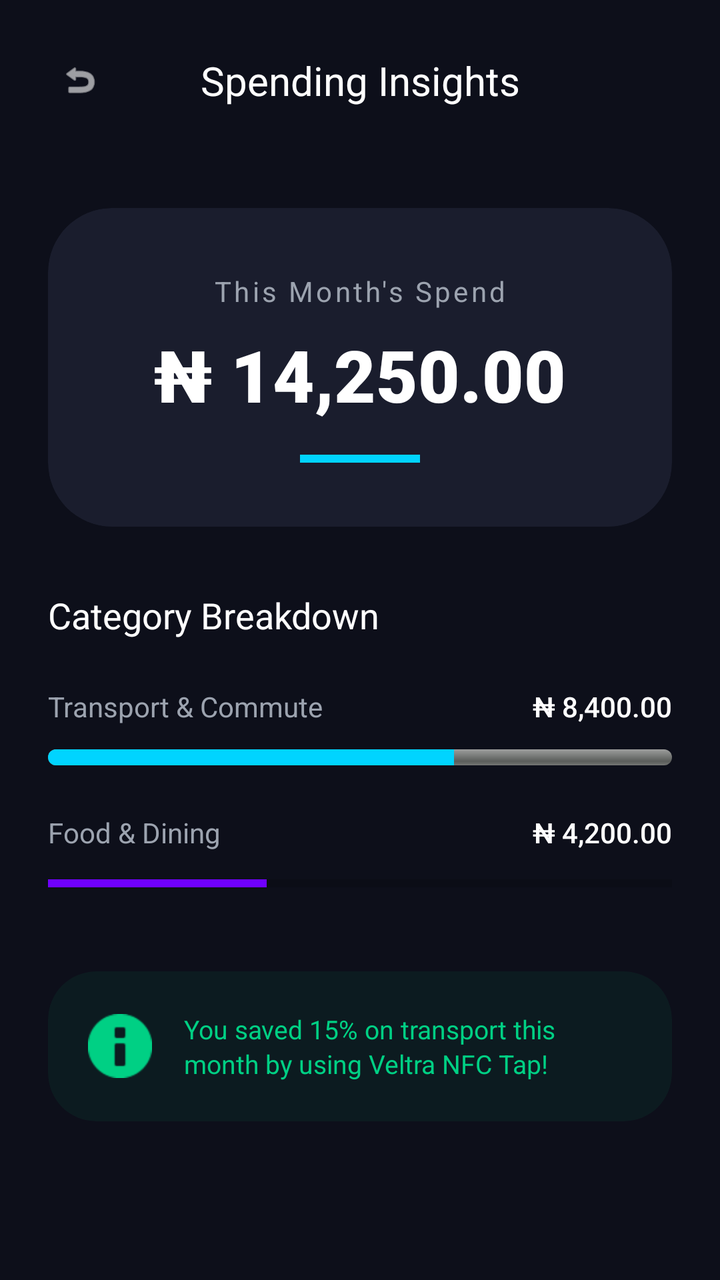
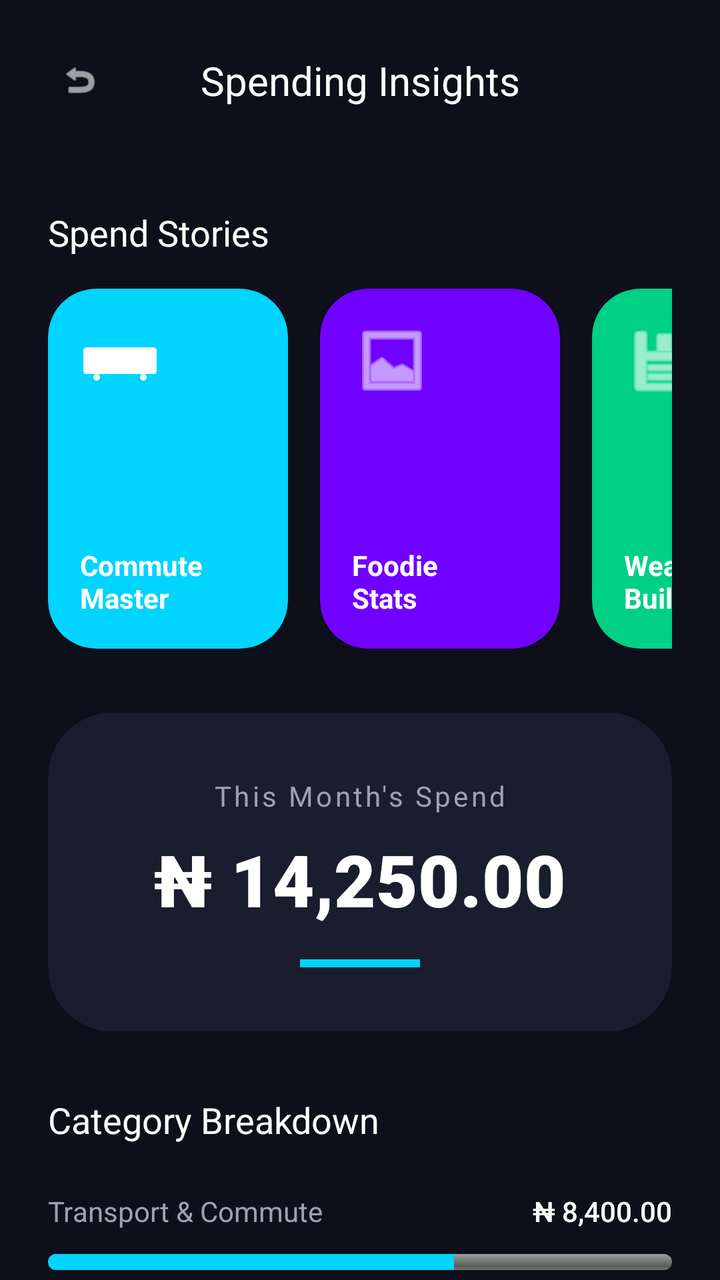

An Android layout rendered at two revisions. The XML below is the earlier revision; the diff shows what the commit changed to produce the second picture.
<!-- AndroidManifest.xml: application theme Theme.VELTRA -->
<!-- res/layout/activity_veltra_analytics.xml -->
<?xml version="1.0" encoding="utf-8"?>
<androidx.constraintlayout.widget.ConstraintLayout xmlns:android="http://schemas.android.com/apk/res/android"
    xmlns:app="http://schemas.android.com/apk/res-auto"
    android:layout_width="match_parent"
    android:layout_height="match_parent"
    android:background="@color/background_dark">

    
    <androidx.constraintlayout.widget.ConstraintLayout
        android:id="@+id/header"
        android:layout_width="match_parent"
        android:layout_height="wrap_content"
        android:padding="20dp"
        app:layout_constraintTop_toTopOf="parent">

        <ImageView
            android:id="@+id/backBtn"
            android:layout_width="40dp"
            android:layout_height="40dp"
            android:padding="10dp"
            android:src="@android:drawable/ic_menu_revert"
            app:tint="@color/white"
            app:layout_constraintStart_toStartOf="parent"
            app:layout_constraintTop_toTopOf="parent"
            app:layout_constraintBottom_toBottomOf="parent"
            android:contentDescription="@string/cancel" />

        <TextView
            android:layout_width="wrap_content"
            android:layout_height="wrap_content"
            android:text="Spending Insights"
            android:textColor="@color/white"
            android:textSize="20sp"
            android:fontFamily="sans-serif-bold"
            app:layout_constraintStart_toStartOf="parent"
            app:layout_constraintEnd_toEndOf="parent"
            app:layout_constraintTop_toTopOf="parent"
            app:layout_constraintBottom_toBottomOf="parent" />

    </androidx.constraintlayout.widget.ConstraintLayout>

    <androidx.core.widget.NestedScrollView
        android:layout_width="match_parent"
        android:layout_height="0dp"
        app:layout_constraintTop_toBottomOf="@id/header"
        app:layout_constraintBottom_toBottomOf="parent">

        <LinearLayout
            android:layout_width="match_parent"
            android:layout_height="wrap_content"
            android:orientation="vertical"
            android:padding="24dp">

            
            <androidx.cardview.widget.CardView
                android:layout_width="match_parent"
                android:layout_height="wrap_content"
                app:cardCornerRadius="32dp"
                app:cardElevation="0dp"
                app:cardBackgroundColor="@color/surface_dark"
                android:layout_marginBottom="32dp">
                <LinearLayout
                    android:layout_width="match_parent"
                    android:layout_height="wrap_content"
                    android:orientation="vertical"
                    android:gravity="center"
                    android:padding="32dp">

                    <TextView
                        android:layout_width="wrap_content"
                        android:layout_height="wrap_content"
                        android:text="This Month's Spend"
                        android:textColor="@color/text_secondary"
                        android:textSize="14sp"
                        android:letterSpacing="0.1" />

                    <TextView
                        android:id="@+id/monthlyTotal"
                        android:layout_width="wrap_content"
                        android:layout_height="wrap_content"
                        android:text="₦ 14,250.00"
                        android:textColor="@color/white"
                        android:textSize="36sp"
                        android:fontFamily="sans-serif-black"
                        android:layout_marginTop="8dp" />

                    <View
                        android:layout_width="60dp"
                        android:layout_height="4dp"
                        android:background="@color/veltra_primary"
                        android:layout_marginTop="16dp" />
                </LinearLayout>
            </androidx.cardview.widget.CardView>

            <TextView
                android:layout_width="wrap_content"
                android:layout_height="wrap_content"
                android:text="Category Breakdown"
                android:textColor="@color/white"
                android:textSize="18sp"
                android:fontFamily="sans-serif-bold"
                android:layout_marginBottom="24dp" />

            
            <LinearLayout
                android:layout_width="match_parent"
                android:layout_height="wrap_content"
                android:orientation="vertical"
                android:layout_marginBottom="24dp">
                <LinearLayout
                    android:layout_width="match_parent"
                    android:layout_height="wrap_content"
                    android:orientation="horizontal">
                    <TextView
                        android:layout_width="0dp"
                        android:layout_weight="1"
                        android:layout_height="wrap_content"
                        android:text="Transport &amp; Commute"
                        android:textColor="@color/text_secondary"
                        android:textSize="14sp" />
                    <TextView
                        android:layout_width="wrap_content"
                        android:layout_height="wrap_content"
                        android:text="₦ 8,400.00"
                        android:textColor="@color/white"
                        android:fontFamily="sans-serif-medium" />
                </LinearLayout>
                <ProgressBar
                    style="?android:attr/progressBarStyleHorizontal"
                    android:layout_width="match_parent"
                    android:layout_height="8dp"
                    android:progress="65"
                    android:layout_marginTop="12dp"
                    android:progressDrawable="@android:drawable/progress_horizontal"
                    android:progressTint="@color/veltra_primary" />
            </LinearLayout>

            
            <LinearLayout
                android:layout_width="match_parent"
                android:layout_height="wrap_content"
                android:orientation="vertical"
                android:layout_marginBottom="24dp">
                <LinearLayout
                    android:layout_width="match_parent"
                    android:layout_height="wrap_content"
                    android:orientation="horizontal">
                    <TextView
                        android:layout_width="0dp"
                        android:layout_weight="1"
                        android:layout_height="wrap_content"
                        android:text="Food &amp; Dining"
                        android:textColor="@color/text_secondary"
                        android:textSize="14sp" />
                    <TextView
                        android:layout_width="wrap_content"
                        android:layout_height="wrap_content"
                        android:text="₦ 4,200.00"
                        android:textColor="@color/white"
                        android:fontFamily="sans-serif-medium" />
                </LinearLayout>
                <ProgressBar
                    style="?android:attr/progressBarStyleHorizontal"
                    android:layout_width="match_parent"
                    android:layout_height="8dp"
                    android:progress="35"
                    android:layout_marginTop="12dp"
                    android:progressTint="@color/veltra_secondary" />
            </LinearLayout>

            
            <androidx.cardview.widget.CardView
                android:layout_width="match_parent"
                android:layout_height="wrap_content"
                app:cardCornerRadius="24dp"
                app:cardElevation="0dp"
                app:cardBackgroundColor="#1000D084"
                android:layout_marginTop="16dp">
                <LinearLayout
                    android:layout_width="match_parent"
                    android:layout_height="wrap_content"
                    android:orientation="horizontal"
                    android:padding="20dp"
                    android:gravity="center_vertical">
                    <ImageView
                        android:layout_width="32dp"
                        android:layout_height="32dp"
                        android:src="@android:drawable/ic_dialog_info"
                        app:tint="@color/veltra_success" />
                    <TextView
                        android:layout_width="match_parent"
                        android:layout_height="wrap_content"
                        android:layout_marginStart="16dp"
                        android:text="You saved 15% on transport this month by using Veltra NFC Tap!"
                        android:textColor="@color/veltra_success"
                        android:textSize="13sp"
                        android:lineSpacingExtra="2dp" />
                </LinearLayout>
            </androidx.cardview.widget.CardView>

        </LinearLayout>
    </androidx.core.widget.NestedScrollView>

</androidx.constraintlayout.widget.ConstraintLayout>
<!-- resources referenced by this layout -->
<resources>
  <color name="background_dark">#0D0F1A</color>
  <color name="surface_dark">#1A1D2D</color>
  <color name="text_secondary">#9CA3AF</color>
  <color name="veltra_primary">#00D4FF</color>
  <color name="veltra_secondary">#7000FF</color>
  <color name="veltra_success">#00D084</color>
  <color name="white">#FFFFFF</color>
  <string name="cancel">Cancel</string>
  <style name="Theme.VELTRA" parent="Theme.MaterialComponents.DayNight.NoActionBar">
          
          <item name="colorPrimary">@color/veltra_primary</item>
          <item name="colorPrimaryVariant">@color/veltra_secondary</item>
          <item name="colorOnPrimary">@color/white</item>
          
          <item name="colorSecondary">@color/veltra_secondary</item>
          <item name="colorSecondaryVariant">@color/veltra_secondary</item>
          <item name="colorOnSecondary">@color/white</item>
          
          <item name="android:statusBarColor">?attr/colorSurface</item>
          <item name="android:windowLightStatusBar">true</item>
          
          <item name="android:windowBackground">@color/background_themed</item>
          <item name="colorSurface">@color/surface_themed</item>
          <item name="android:textColorPrimary">@color/text_themed_primary</item>
      </style>
  <color name="background_themed">@color/background_light</color>
  <color name="surface_themed">@color/surface_light</color>
  <color name="text_themed_primary">@color/black</color>
  <color name="background_light">#F8F9FA</color>
  <color name="surface_light">#FFFFFF</color>
  <color name="black">#000000</color>
</resources>

<!-- the commit's change to res/layout/activity_veltra_analytics.xml (unified diff, before → after) -->
@@ -52,6 +52,105 @@
             android:padding="24dp">
 
             
+            <TextView
+                android:layout_width="wrap_content"
+                android:layout_height="wrap_content"
+                android:text="Spend Stories"
+                android:textColor="@color/white"
+                android:textSize="18sp"
+                android:fontFamily="sans-serif-bold"
+                android:layout_marginBottom="16dp" />
+
+            <HorizontalScrollView
+                android:layout_width="match_parent"
+                android:layout_height="wrap_content"
+                android:scrollbars="none"
+                android:layout_marginBottom="32dp">
+                <LinearLayout
+                    android:layout_width="wrap_content"
+                    android:layout_height="wrap_content"
+                    android:orientation="horizontal">
+
+                    
+                    <androidx.cardview.widget.CardView
+                        android:layout_width="120dp"
+                        android:layout_height="180dp"
+                        android:layout_marginEnd="16dp"
+                        app:cardCornerRadius="24dp"
+                        app:cardBackgroundColor="@color/veltra_primary">
+                        <RelativeLayout
+                            android:layout_width="match_parent"
+                            android:layout_height="match_parent"
+                            android:padding="16dp">
+                            <ImageView
+                                android:layout_width="40dp"
+                                android:layout_height="40dp"
+                                android:src="@drawable/ic_bus_modern"
+                                app:tint="@color/white" />
+                            <TextView
+                                android:layout_width="wrap_content"
+                                android:layout_height="wrap_content"
+                                android:text="Commute\nMaster"
+                                android:textColor="@color/white"
+                                android:textStyle="bold"
+                                android:layout_alignParentBottom="true" />
+                        </RelativeLayout>
+                    </androidx.cardview.widget.CardView>
+
+                    
+                    <androidx.cardview.widget.CardView
+                        android:layout_width="120dp"
+                        android:layout_height="180dp"
+                        android:layout_marginEnd="16dp"
+                        app:cardCornerRadius="24dp"
+                        app:cardBackgroundColor="@color/veltra_secondary">
+                        <RelativeLayout
+                            android:layout_width="match_parent"
+                            android:layout_height="match_parent"
+                            android:padding="16dp">
+                            <ImageView
+                                android:layout_width="40dp"
+                                android:layout_height="40dp"
+                                android:src="@android:drawable/ic_menu_gallery"
+                                app:tint="@color/white" />
+                            <TextView
+                                android:layout_width="wrap_content"
+                                android:layout_height="wrap_content"
+                                android:text="Foodie\nStats"
+                                android:textColor="@color/white"
+                                android:textStyle="bold"
+                                android:layout_alignParentBottom="true" />
+                        </RelativeLayout>
+                    </androidx.cardview.widget.CardView>
+
+                    
+                    <androidx.cardview.widget.CardView
+                        android:layout_width="120dp"
+                        android:layout_height="180dp"
+                        app:cardCornerRadius="24dp"
+                        app:cardBackgroundColor="@color/veltra_success">
+                        <RelativeLayout
+                            android:layout_width="match_parent"
+                            android:layout_height="match_parent"
+                            android:padding="16dp">
+                            <ImageView
+                                android:layout_width="40dp"
+                                android:layout_height="40dp"
+                                android:src="@android:drawable/ic_menu_save"
+                                app:tint="@color/white" />
+                            <TextView
+                                android:layout_width="wrap_content"
+                                android:layout_height="wrap_content"
+                                android:text="Wealth\nBuilder"
+                                android:textColor="@color/white"
+                                android:textStyle="bold"
+                                android:layout_alignParentBottom="true" />
+                        </RelativeLayout>
+                    </androidx.cardview.widget.CardView>
+                </LinearLayout>
+            </HorizontalScrollView>
+
+            
             <androidx.cardview.widget.CardView
                 android:layout_width="match_parent"
                 android:layout_height="wrap_content"
<!-- resource entries referenced after the edit -->
@@ -7,6 +7,30 @@
   <color name="veltra_secondary">#7000FF</color>
   <color name="veltra_success">#00D084</color>
   <color name="white">#FFFFFF</color>
+  <!-- drawable ic_bus_modern (drawable) -->
+  <?xml version="1.0" encoding="utf-8"?>
+  <vector xmlns:android="http://schemas.android.com/apk/res/android"
+      android:width="120dp"
+      android:height="60dp"
+      android:viewportWidth="120"
+      android:viewportHeight="60">
+      
+      <path
+          android:fillColor="@color/veltra_primary"
+          android:pathData="M10,10 H110 Q115,10 115,15 V45 Q115,50 110,50 H10 Q5,50 5,45 V15 Q5,10 10,10 Z" />
+      
+      <path
+          android:fillColor="#80FFFFFF"
+          android:pathData="M95,15 H110 V35 H90 L95,15 Z" />
+      
+      <path
+          android:fillColor="#40FFFFFF"
+          android:pathData="M15,18 H35 V30 H15 Z M40,18 H60 V30 H40 Z M65,18 H85 V30 H65 Z" />
+      
+      <path
+          android:fillColor="#333333"
+          android:pathData="M25,50 A5,5 0 1,1 25,60 A5,5 0 1,1 25,50 Z M95,50 A5,5 0 1,1 95,60 A5,5 0 1,1 95,50 Z" />
+  </vector>
   <string name="cancel">Cancel</string>
   <style name="Theme.VELTRA" parent="Theme.MaterialComponents.DayNight.NoActionBar">
           
